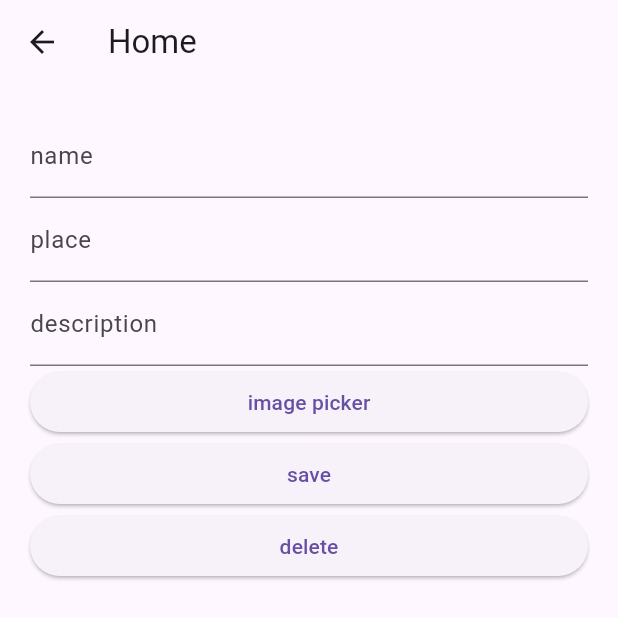
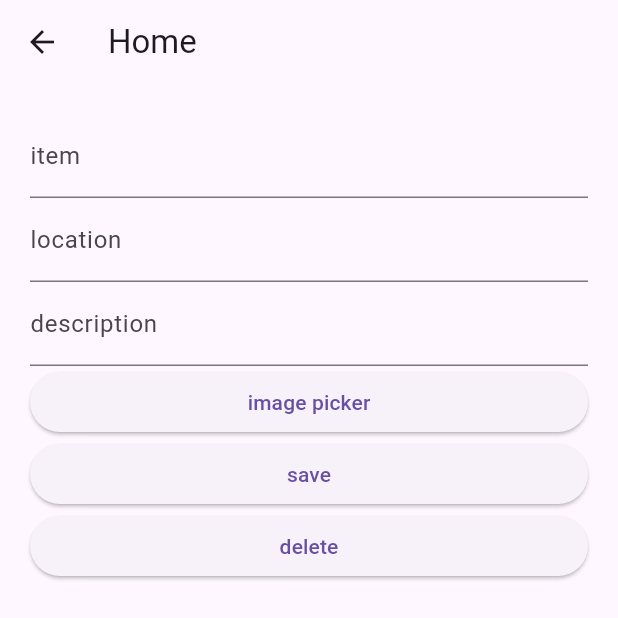
Before and after one commit to moh21586x/store, a Flutter app: the ItemPage screen opened directly, on a phone screen of 412 x 824 dp, the top half of it. Run offline on Flutter 3.47's test engine with Material 3 defaults, Android fonts, the phone set to English and light mode, and no system bars; our stand-ins replace device_info_plus, image_picker, permission_handler, photo_view, sqflite; accounts and stored records are empty.

Commit message:
fix a problem where searching doesn't return item id, changed the direction of displaying the items to vertical, changes name to item and place to location,

```diff
--- a/lib/database.dart
+++ b/lib/database.dart
@@ -9,8 +9,8 @@ late Database db;
 class ModelDB {
   //todo check is id can be null
   int? id;
-  String name = "";
-  String place = "";
+  String item = "";
+  String location = "";
   String description = "";
   String? img1;
   String? img2;
@@ -25,8 +25,8 @@ class ModelDB {
 
   ModelDB(
       {this.id,
-      required this.name,
-      required this.place,
+      required this.item,
+      required this.location,
       required this.description,
       this.img1,
       this.img2,
@@ -41,15 +41,15 @@ class ModelDB {
 
   @override
   String toString() {
-    return '''ModelClass{id:$id, name: $name, place: $place, description: $description,
+    return '''ModelClass{id:$id, name/item: $item, place/location: $location, description: $description,
      images(1-10): $img1/$img2/$img3/$img4/$img5/$img6/$img7/$img8/$img9/$img10}''';
   }
 
   Map<String, dynamic> toMap() {
     return {
       'id': id,
-      'name': name,
-      'place': place,
+      'name': item,
+      'place': location,
       'description': description,
       'img1': img1,
       'img2': img2,
@@ -66,8 +66,8 @@ class ModelDB {
 
   factory ModelDB.fromQuery(Map<String, dynamic> row) => ModelDB(
         id: row[DBHelper.col1],
-        name: row[DBHelper.col2],
-        place: row[DBHelper.col3],
+        item: row[DBHelper.col2],
+        location: row[DBHelper.col3],
         description: row[DBHelper.col4],
         img1: row[DBHelper.col5],
         img2: row[DBHelper.col6],
@@ -85,8 +85,8 @@ class ModelDB {
     return List.generate(10, (index) {
       return ModelDB(
         id: rows[index][DBHelper.col1],
-        name: rows[index][DBHelper.col2],
-        place: rows[index][DBHelper.col3],
+        item: rows[index][DBHelper.col2],
+        location: rows[index][DBHelper.col3],
         description: rows[index][DBHelper.col4],
         img1: rows[index][DBHelper.col5],
         img2: rows[index][DBHelper.col6],
@@ -172,7 +172,7 @@ class DBHelper {
 
   Future<List<Map<String, dynamic>>> queryFilteredRows(String search) async {
     return await db.rawQuery(
-        "SELECT $col2,$col3,$col4,$col5 FROM $table WHERE $col2 like '%$search%' or $col3 like '%$search%' or $col4 like '%$search%' ");
+        "SELECT $col1, $col2,$col3,$col4,$col5 FROM $table WHERE $col2 like '%$search%' or $col3 like '%$search%' or $col4 like '%$search%' ");
 
   }
 
--- a/lib/items.dart
+++ b/lib/items.dart
@@ -24,10 +24,10 @@ class _ItemPageState extends State<ItemPage> {
   List<XFile> savedImages = [];
   late PermissionStatus camera;
   late PermissionStatus storage;
-  ModelDB row = ModelDB(name: '', place: '', description: '');
+  ModelDB row = ModelDB(item: '', location: '', description: '');
   bool create = true;
-  TextEditingController name = TextEditingController(text: '');
-  TextEditingController place = TextEditingController(text: '');
+  TextEditingController item = TextEditingController(text: '');
+  TextEditingController location = TextEditingController(text: '');
   TextEditingController description = TextEditingController(text: '');
 
   // create a directory to save images
@@ -70,8 +70,8 @@ class _ItemPageState extends State<ItemPage> {
       var newRow = ModelDB.fromQuery(rows[0]);
       setState(() {
         row = newRow;
-        name.text = row.name;
-        place.text = row.place;
+        item.text = row.item;
+        location.text = row.location;
         description.text = row.description;
         images.clear();
         if (row.img1 != null) {
@@ -138,7 +138,7 @@ class _ItemPageState extends State<ItemPage> {
           var minute = DateTime.now().minute;
           var second = DateTime.now().second;
           var path =
-              '/storage/emulated/0/store/$year-$month-$day-$hour-$minute-$second-${row.name}-$i.jpg';
+              '/storage/emulated/0/store/$year-$month-$day-$hour-$minute-$second-${row.item}-$i.jpg';
           await images[i].saveTo(path);
           if (await File(path).exists()) {
             savedImages.add(XFile(path));
@@ -147,8 +147,8 @@ class _ItemPageState extends State<ItemPage> {
         if (savedImages.isNotEmpty) {
           var rowId = await insertDB(ModelDB(
             id: row.id,
-            name: row.name,
-            place: row.place,
+            item: row.item,
+            location: row.location,
             description: row.description,
             img1: (savedImages.isNotEmpty) ? savedImages[0].path : null,
             img2: (savedImages.length > 1) ? savedImages[1].path : null,
@@ -242,17 +242,17 @@ class _ItemPageState extends State<ItemPage> {
                 )
               : const SizedBox(),
           TextFormField(
-            controller: name,
-            decoration: const InputDecoration(labelText: 'name'),
+            controller: item,
+            decoration: const InputDecoration(labelText: 'item'),
             onChanged: (String value) {
-              row.name = value;
+              row.item = value;
             },
           ),
           TextFormField(
-              controller: place,
-              decoration: const InputDecoration(labelText: 'place'),
+              controller: location,
+              decoration: const InputDecoration(labelText: 'location'),
               onChanged: (String value) {
-                row.place = value;
+                row.location = value;
               }),
           TextFormField(
               controller: description,
```
Also changed, not shown: lib/main.dart (+67 -41 lines), 1 other file.
